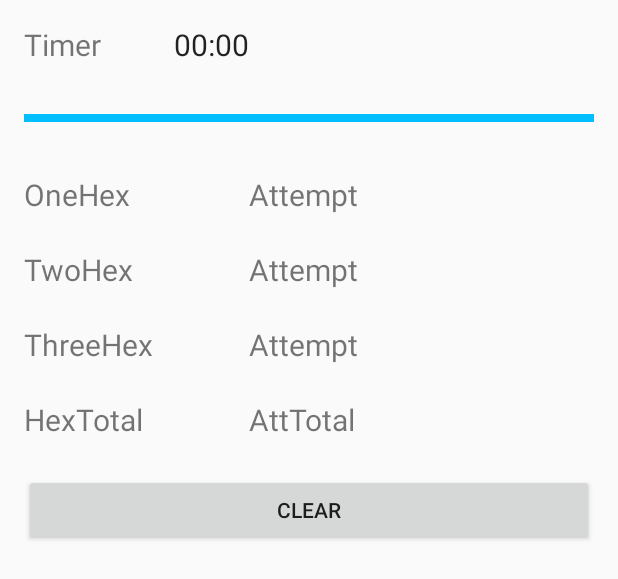
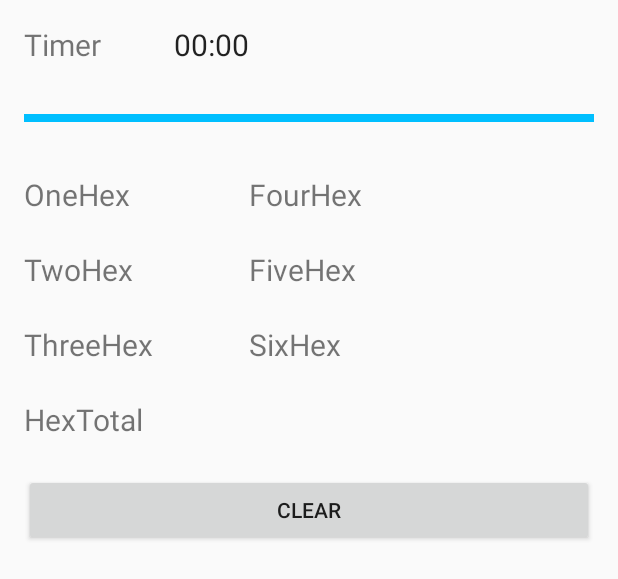
Before and after one commit to agithubusr/gpal, an Android app: the layout content_main.xml on its own in the app's theme, with its tools: preview values and no code run, on a phone screen of 412 x 824 dp. Shown: the top 579 px of the screen. Run offline under Robolectric (Android 15) with nearby library versions, the phone set to English and light mode, and no system bars.

Commit message:
Removing attempts and make all hexes 1-6.

```diff
--- a/app/src/main/res/layout/content_main.xml
+++ b/app/src/main/res/layout/content_main.xml
@@ -41,9 +41,9 @@
               android:layout_height="wrap_content"
               android:layout_marginTop="100dp"
               android:layout_marginLeft="150dp"
-              android:text="@string/att"
+              android:text="@string/four_hex"
               android:textSize="20dp"
-              android:id="@+id/one_att"
+              android:id="@+id/four_hex"
               android:layout_gravity="center_horizontal" />
 
     <TextView android:layout_width="wrap_content"
@@ -57,9 +57,9 @@
               android:layout_height="wrap_content"
               android:layout_marginTop="150dp"
               android:layout_marginLeft="150dp"
-              android:text="@string/att"
+              android:text="@string/five_hex"
               android:textSize="20dp"
-              android:id="@+id/two_att"
+              android:id="@+id/five_hex"
               android:layout_gravity="center_horizontal" />
 
     <TextView android:layout_width="wrap_content"
@@ -73,9 +73,9 @@
               android:layout_height="wrap_content"
               android:layout_marginTop="200dp"
               android:layout_marginLeft="150dp"
-              android:text="@string/att"
+              android:text="@string/six_hex"
               android:textSize="20dp"
-              android:id="@+id/three_att"
+              android:id="@+id/six_hex"
               android:layout_gravity="center_horizontal" />
 
     <TextView android:layout_width="wrap_content"
@@ -85,14 +85,6 @@
               android:textSize="20dp"
               android:id="@+id/total_hex"
               android:layout_gravity="center_horizontal" />
-    <TextView android:layout_width="wrap_content"
-              android:layout_height="wrap_content"
-              android:layout_marginTop="250dp"
-              android:layout_marginLeft="150dp"
-              android:text="@string/total_att"
-              android:textSize="20dp"
-              android:id="@+id/total_att"
-              android:layout_gravity="center_horizontal" />
 
     <Button
             android:layout_width="match_parent"
--- a/app/src/main/res/values/strings.xml
+++ b/app/src/main/res/values/strings.xml
@@ -2,11 +2,12 @@
     <string name="app_name">Gym Pal</string>
     <string name="action_settings">Settings</string>
     <string name="chrono">Timer</string>
-    <string name="att">Attempt</string>
-    <string name="total_att">AttTotal</string>
     <string name="one_hex">OneHex</string>
     <string name="two_hex">TwoHex</string>
     <string name="three_hex">ThreeHex</string>
+    <string name="four_hex">FourHex</string>
+    <string name="five_hex">FiveHex</string>
+    <string name="six_hex">SixHex</string>
     <string name="total_hex">HexTotal</string>
     <string name="clear_btn">Clear</string>
 </resources>
```
Also changed, not shown: app/src/main/java/akira/gympal/akira/gympal/data/HexData.kt (+6 -11 lines).
